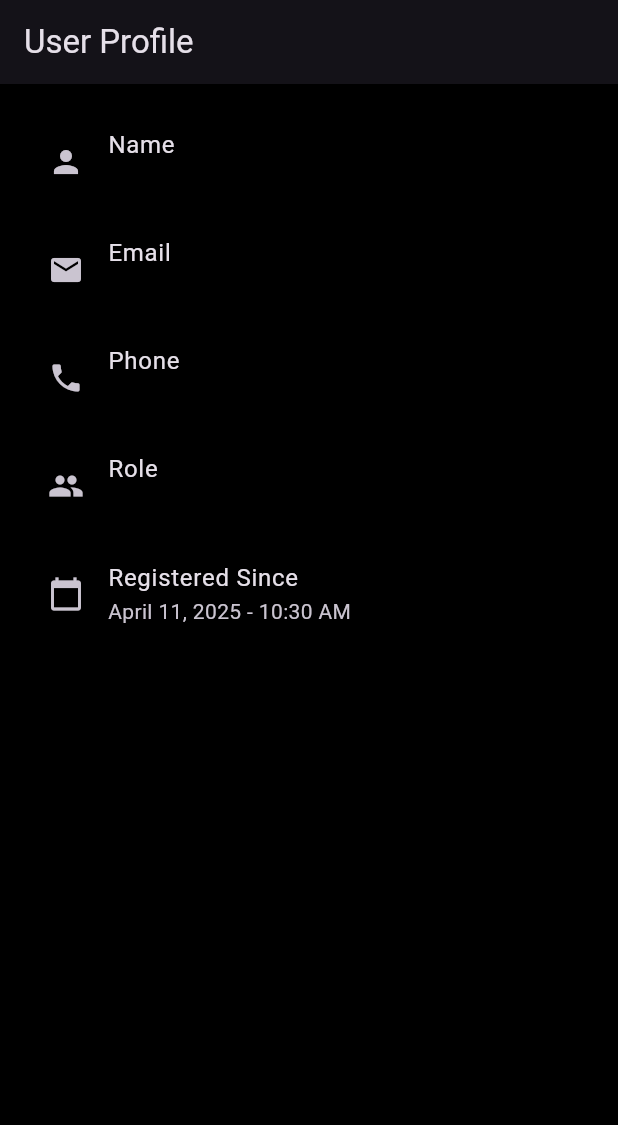
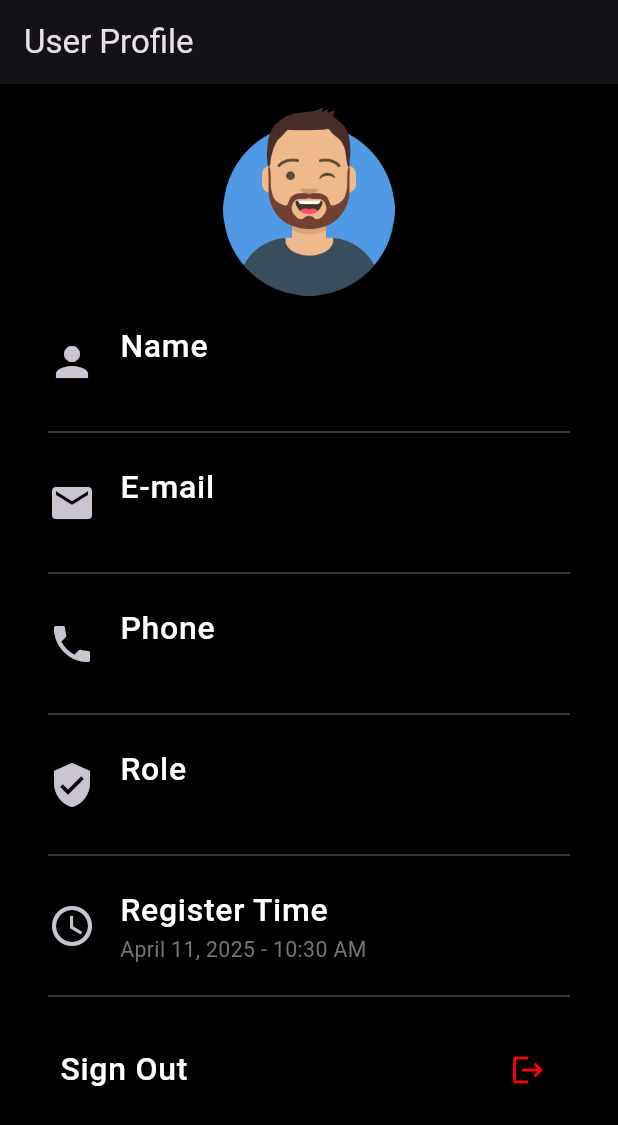
Before and after one commit to A7medMaged/smart-home-Grad-project, a Flutter app: the UserProfileScreen screen opened by its route, on a phone screen of 412 x 824 dp. Shown: the top 1125 px of the screen. Run offline on Flutter 3.47's test engine with Material 3 defaults, Android fonts, the phone set to English and light mode, and no system bars; our stand-ins replace awesome_dialog, bloc, cloud_firestore, firebase_auth, firebase_core, flutter_advanced_switch and 7 more; missing offline and left inert: animated_button; accounts and stored records are empty; network calls fail.

Commit message:
Add user avatar, details, loading, and sign-out section widgets
- Introduced a new SVG icon for user round cog.
- Created an Avatar widget to display user profile images.
- Developed a Details widget for displaying title, subtitle, and icon.
- Implemented a Loading widget using Shimmer for loading states.
- Added a SignoutSection widget with a confirmation dialog for signing out.

```diff
--- a/analysis_options.yaml
+++ b/analysis_options.yaml
@@ -7,6 +7,9 @@
 
 # The following line activates a set of recommended lints for Flutter apps,
 # packages, and plugins designed to encourage good coding practices.
+analyzer:
+  errors:
+    depend_on_referenced_packages: ignore
 include: package:flutter_lints/flutter.yaml
 
 linter:
@@ -23,6 +26,5 @@ linter:
   rules:
     # avoid_print: false  # Uncomment to disable the `avoid_print` rule
     # prefer_single_quotes: true  # Uncomment to enable the `prefer_single_quotes` rule
-
 # Additional information about this file can be found at
 # https://dart.dev/guides/language/analysis-options
--- a/lib/core/repo/auth_repo.dart
+++ b/lib/core/repo/auth_repo.dart
@@ -46,7 +46,11 @@ class AuthRepo {
   }
 
   Future<void> logout() async {
-    await _auth.signOut();
+    try {
+      await _auth.signOut();
+    } catch (e) {
+      throw Exception('Logout failed: ${e.toString()}');
+    }
   }
 
   Future<void> forgotPassword(String email) async {
--- a/lib/core/routing/router.dart
+++ b/lib/core/routing/router.dart
@@ -4,7 +4,6 @@ import 'package:go_router/go_router.dart';
 import 'package:smart_home_app/core/repo/auth_repo.dart';
 import 'package:smart_home_app/core/routing/routes.dart';
 import 'package:smart_home_app/core/test/led_ui.dart';
-import 'package:smart_home_app/features/home_page/ui/bedroom.dart';
 import 'package:smart_home_app/features/home_page/ui/devices.dart';
 import 'package:smart_home_app/features/home_page/ui/home_page.dart';
 import 'package:smart_home_app/features/home_page/widget/user_profile.dart';
@@ -40,10 +39,6 @@ class AppRouter {
         builder: (context, state) => const HomePageScreen(),
       ),
       GoRoute(
-        path: AppRoutes.bedroom,
-        builder: (context, state) => const Bedroom(),
-      ),
-      GoRoute(
         path: AppRoutes.devicesPage,
         builder: (context, state) => const DevicesPage(),
       ),
--- a/lib/core/theming/colors.dart
+++ b/lib/core/theming/colors.dart
@@ -9,3 +9,4 @@ const darkBlue = Color.fromARGB(255, 7, 0, 67);
 const lightGray = Color(0xFFC2C2C2);
 const moreLightGray = Color(0xFFFDFDFF);
 const moreLighterGray = Color(0xFFF5F5F5);
+const red = Color(0xffff0000);
--- /dev/null
+++ b/lib/features/home_page/widget/avatar.dart
@@ -0,0 +1,19 @@
+import 'package:flutter/material.dart';
+
+class Avatar extends StatelessWidget {
+  const Avatar({super.key});
+
+  @override
+  Widget build(BuildContext context) {
+    return Container(
+      height: 125,
+      width: 125,
+      decoration: const BoxDecoration(
+        shape: BoxShape.circle,
+      ),
+      child: Image.asset(
+        'assets/images/profile.png',
+      ),
+    );
+  }
+}
--- /dev/null
+++ b/lib/features/home_page/widget/details.dart
@@ -0,0 +1,43 @@
+import 'package:flutter/material.dart';
+import 'package:smart_home_app/core/theming/text_style.dart';
+
+class Details extends StatelessWidget {
+  const Details({
+    super.key,
+    required this.title,
+    required this.subtitle,
+    required this.icon,
+  });
+  final String title;
+  final String subtitle;
+  final IconData icon;
+
+  @override
+  Widget build(BuildContext context) {
+    return Column(
+      children: [
+        ListTile(
+          leading: Icon(
+            icon,
+            size: 32,
+          ),
+          title: Text(
+            title,
+            style: TextStyles.font21WhiteMedium,
+          ),
+          subtitle: Text(
+            subtitle,
+            style: TextStyles.font14GrayRegular,
+          ),
+        ),
+        const SizedBox(height: 5),
+        const Divider(
+          thickness: 1,
+          indent: 16,
+          endIndent: 16,
+        ),
+        const SizedBox(height: 5),
+      ],
+    );
+  }
+}
--- /dev/null
+++ b/lib/features/home_page/widget/signout_section.dart
@@ -0,0 +1,62 @@
+import 'package:flutter/material.dart';
+import 'package:flutter_screenutil/flutter_screenutil.dart';
+import 'package:go_router/go_router.dart';
+import 'package:smart_home_app/core/routing/routes.dart' show AppRoutes;
+import 'package:smart_home_app/core/theming/colors.dart';
+import 'package:smart_home_app/core/theming/text_style.dart';
+import 'package:smart_home_app/core/widgets/app_text_button.dart';
+
+class SignoutSection extends StatelessWidget {
+  const SignoutSection({
+    super.key,
+  });
+
+  @override
+  Widget build(BuildContext context) {
+    return Padding(
+      padding: const EdgeInsets.all(8),
+      child: ListTile(
+        onTap: () {
+          showAdaptiveDialog(
+              context: context,
+              builder: (context) {
+                return AlertDialog(
+                  title: Text("Sign Out"),
+                  content: Text("Are you sure you want to sign out?"),
+                  actions: [
+                    TextButton(
+                      onPressed: () {
+                        Navigator.of(context).pop();
+                      },
+                      child: Text(
+                        "No",
+                        style: const TextStyle(color: white),
+                      ),
+                    ),
+                    SizedBox(
+                      width: 80.w,
+                      child: AppTextButton(
+                        buttonText: 'Yes',
+                        textStyle: TextStyle(
+                          color: white,
+                        ),
+                        backgroundColor: red,
+                        onPressed: () async {
+                          GoRouter.of(context)
+                              .pushReplacement(AppRoutes.loginScreen);
+                        },
+                      ),
+                    ),
+                  ],
+                );
+              });
+        },
+        title: Text(
+          "Sign Out",
+          style: TextStyles.font21WhiteMedium,
+        ),
+        trailing: Icon(Icons.logout, color: red),
+      ),
+    );
+  }
+}
--- a/lib/features/home_page/widget/user_profile.dart
+++ b/lib/features/home_page/widget/user_profile.dart
@@ -1,10 +1,15 @@
 import 'package:flutter/material.dart';
 import 'package:flutter_bloc/flutter_bloc.dart';
+import 'package:gap/gap.dart';
 import 'package:intl/intl.dart';
 import 'package:smart_home_app/core/repo/auth_repo.dart';
 import 'package:smart_home_app/features/home_page/data/cubit/user_cubit.dart';
-import 'package:smart_home_app/features/home_page/data/cubit/user_state.dart'
-    show UserError, UserInitial, UserLoaded, UserLoading, UserState;
+import 'package:smart_home_app/features/home_page/data/cubit/user_state.dart';
+import 'package:smart_home_app/features/home_page/widget/avatar.dart';
+import 'package:smart_home_app/features/home_page/widget/details.dart';
+import 'package:smart_home_app/features/home_page/widget/loading.dart';
+import 'package:smart_home_app/features/home_page/widget/signout_section.dart';
+import 'package:smart_home_app/features/login/data/cubit/login_cubit.dart';
 
 class UserProfileScreen extends StatelessWidget {
   const UserProfileScreen({super.key});
@@ -13,49 +18,63 @@ class UserProfileScreen extends StatelessWidget {
   Widget build(BuildContext context) {
     return Scaffold(
       appBar: AppBar(title: const Text('User Profile')),
-      body: BlocProvider(
+      body: SingleChildScrollView(
+        child: MultiBlocProvider(
+          providers: [
+            BlocProvider(
+              create: (context) => LoginCubit(AuthRepo()),
+            ),
+            BlocProvider(
               create: (context) => UserCubit(AuthRepo())..fetchCurrentUser(),
+            ),
+          ],
           child: BlocBuilder<UserCubit, UserState>(
             builder: (context, state) {
               if (state is UserInitial || state is UserLoading) {
-              return const Center(child: CircularProgressIndicator());
+                return const Center(
+                  child: Loading(),
+                );
               } else if (state is UserError) {
-              return Center(child: Text(state.message));
+                return Center(
+                  child: Text(state.message),
+                );
               } else if (state is UserLoaded) {
                 final user = state.user;
                 final formattedDate = DateFormat('MMMM dd, yyyy - hh:mm a')
                     .format(user.registerTime);
-
                 return Padding(
                   padding: const EdgeInsets.all(16.0),
                   child: Column(
-                  crossAxisAlignment: CrossAxisAlignment.start,
+                    crossAxisAlignment: CrossAxisAlignment.center,
                     children: [
-                    ListTile(
-                      leading: const Icon(Icons.person),
-                      title: const Text('Name'),
-                      subtitle: Text(user.name),
+                      Avatar(),
+                      Gap(10),
+                      Details(
+                        title: "Name",
+                        subtitle: user.name,
+                        icon: Icons.person,
                       ),
-                    ListTile(
-                      leading: const Icon(Icons.email),
-                      title: const Text('Email'),
-                      subtitle: Text(user.email),
+                      Details(
+                        title: "E-mail",
+                        subtitle: user.email,
+                        icon: Icons.email,
                       ),
-                    ListTile(
-                      leading: const Icon(Icons.phone),
-                      title: const Text('Phone'),
-                      subtitle: Text(user.phone),
+                      Details(
+                        title: "Phone",
+                        subtitle: user.phone,
+                        icon: Icons.phone,
                       ),
-                    ListTile(
-                      leading: const Icon(Icons.people),
-                      title: const Text('Role'),
-                      subtitle: Text(user.role),
+                      Details(
+                        title: "Role",
+                        subtitle: user.role,
+                        icon: Icons.verified_user,
                       ),
-                    ListTile(
-                      leading: const Icon(Icons.calendar_today),
-                      title: const Text('Registered Since'),
-                      subtitle: Text(formattedDate),
+                      Details(
+                        title: "Register Time",
+                        subtitle: formattedDate,
+                        icon: Icons.access_time,
                       ),
+                      SignoutSection(),
                     ],
                   ),
                 );
@@ -64,6 +83,7 @@ class UserProfileScreen extends StatelessWidget {
             },
           ),
         ),
+      ),
     );
   }
 }
--- a/lib/features/login/data/cubit/login_state.dart
+++ b/lib/features/login/data/cubit/login_state.dart
@@ -14,3 +14,13 @@ final class LoginFailure extends LoginState {
 
   LoginFailure(this.error);
 }
+
+class AuthLoading extends LoginState {}
+
+class Unauthenticated extends LoginState {}
+
+class AuthError extends LoginState {
+  final String error;
+
+  AuthError(this.error);
+}
--- a/pubspec.yaml
+++ b/pubspec.yaml
@@ -49,6 +49,7 @@ dependencies:
   firebase_database: ^11.3.4
   animated_button: ^0.3.1
   intl: ^0.20.2
+  shimmer: ^3.0.0
 
 dev_dependencies:
   # The "flutter_lints" package below contains a set of recommended lints to
```
Also changed, not shown: lib/features/home_page/ui/home_page.dart (+9 -76 lines), lib/features/home_page/widget/loading.dart (added, +32 -0 lines), lib/features/login/data/cubit/login_cubit.dart (+10 -1 lines), assets/images/profile.png (added), assets/svgs/docdoc_logo.svg (deleted), assets/svgs/docdoc_low_opacity.svg (deleted), assets/svgs/user-round.svg (added), lib/features/home_page/data/user_repo.dart (deleted), pubspec.lock, 4 other files. Lines whose indentation alone changed are shown as unchanged.
